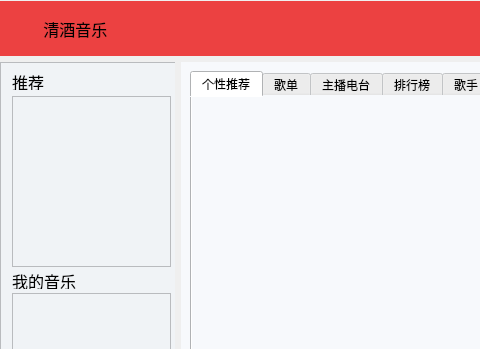
Before: the Qt Designer form MyPlayMusic/mymusicplayer.ui in Sakeyuan/MyMusicPlayer, drawn with Qt 5; both pictures show x 0 to 480 and y 0 to 349 of the 1057 by 750 pixel window.
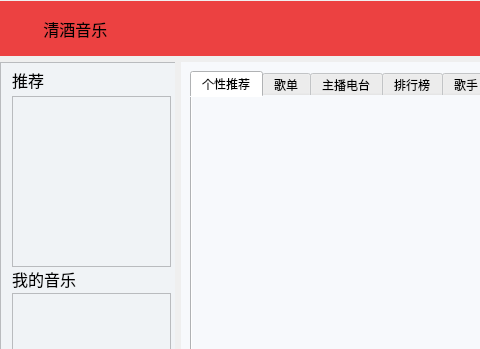
After: the same form once the commit is applied. Icons and pictures are not drawn. Custom widgets are drawn as their Qt base class.

Diff of the .ui file:
```diff
--- a/MyPlayMusic/mymusicplayer.ui
+++ b/MyPlayMusic/mymusicplayer.ui
@@ -310,9 +310,9 @@
            <property name="geometry">
             <rect>
              <x>11</x>
-             <y>11</y>
-             <width>32</width>
-             <height>16</height>
+             <y>7</y>
+             <width>41</width>
+             <height>20</height>
             </rect>
            </property>
            <property name="maximumSize">
@@ -350,9 +350,9 @@
            <property name="geometry">
             <rect>
              <x>11</x>
-             <y>210</y>
-             <width>64</width>
-             <height>16</height>
+             <y>206</y>
+             <width>81</width>
+             <height>20</height>
             </rect>
            </property>
            <property name="maximumSize">
```
